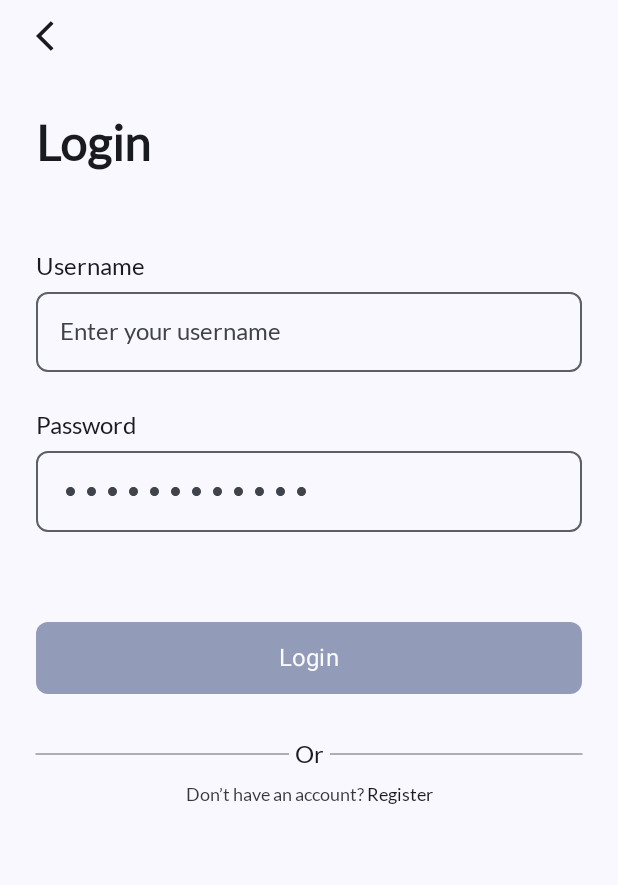
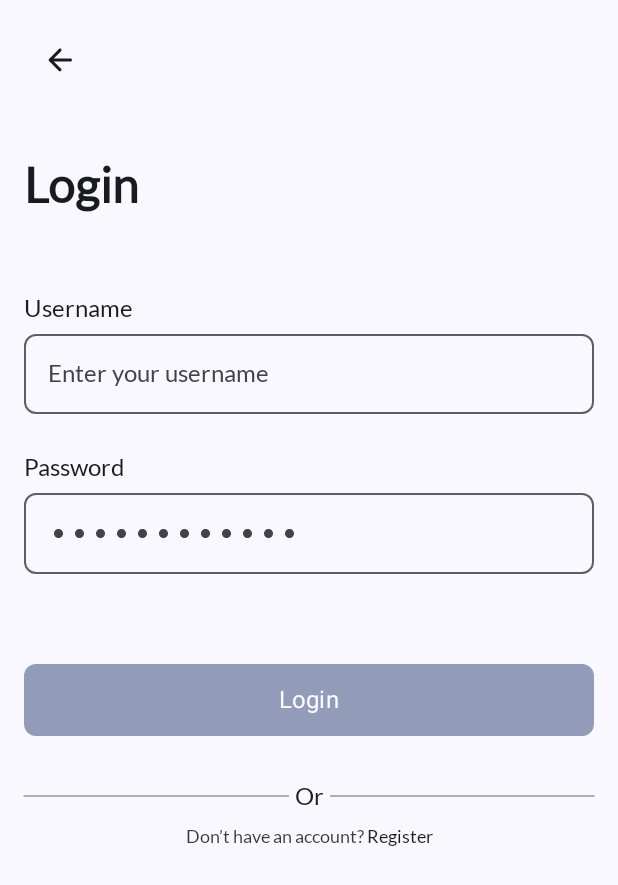
Before and after one commit to Android-Geeks/task-tracker, an Android app built with Jetpack Compose: the LoginScreen screen opened through its navigation route, on a phone screen of 412 x 824 dp. Shown: the top 885 px of the screen. Run offline under Robolectric (Android 15) with nearby library versions, the phone set to English and light mode, and no system bars; our stand-ins replace Dagger/Hilt's generated code.

Commit message:
update login

```diff
--- a/app/src/main/java/com/example/tasktracker/ui/screens/LoginScreen.kt
+++ b/app/src/main/java/com/example/tasktracker/ui/screens/LoginScreen.kt
@@ -13,9 +13,12 @@ import androidx.compose.foundation.layout.height
 import androidx.compose.foundation.layout.padding
 import androidx.compose.foundation.text.KeyboardActions
 import androidx.compose.foundation.text.KeyboardOptions
+import androidx.compose.material.icons.Icons
+import androidx.compose.material.icons.rounded.ArrowBack
 import androidx.compose.material3.Button
 import androidx.compose.material3.ButtonDefaults
 import androidx.compose.material3.Icon
+import androidx.compose.material3.IconButton
 import androidx.compose.material3.MaterialTheme
 import androidx.compose.material3.OutlinedTextField
 import androidx.compose.material3.Text
@@ -79,19 +82,20 @@ fun LoginLayout(
 
     Column(
         modifier = Modifier
-            .padding(horizontal = 24.dp)
+            .padding(16.dp)
             .fillMaxSize(),
         verticalArrangement = Arrangement.Top,
         horizontalAlignment = Alignment.Start
     ) {
-
-        Icon(
-            painter = painterResource(id = R.drawable.baseline_arrow_back_ios_24),
-            modifier = Modifier
-                .padding(top = 12.dp, bottom = 40.dp)
-                .clickable(onClick = onBackClick),
-            contentDescription = "arrow back"
-        )
+        IconButton(
+            onClick = onBackClick,
+            modifier = Modifier.padding(bottom = 40.dp)
+        ) {
+            Icon(
+                imageVector = Icons.Rounded.ArrowBack,
+                contentDescription = "arrow back",
+            )
+        }
         Text(
             text = "Login",
             fontSize = 32.sp,
@@ -245,6 +249,6 @@ fun DrawLine() {
 fun LoginScreenPreview() {
     val todoViewModel: TodoViewModel = viewModel()
     LoginScreen(
-        todoViewModel, {},{}
+        todoViewModel, {}, {}
     )
 }
```
